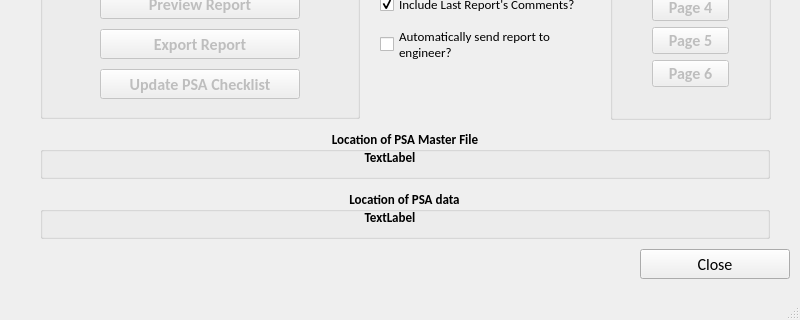
This is PSA_Home_Cal.ui in LintonRitchie/Scantech_Monthly_PSA_Report as Qt 5 draws it before an edit; both pictures show x 0 to 800 and y 280 to 600 of the 800 by 600 pixel window. The edited form follows.
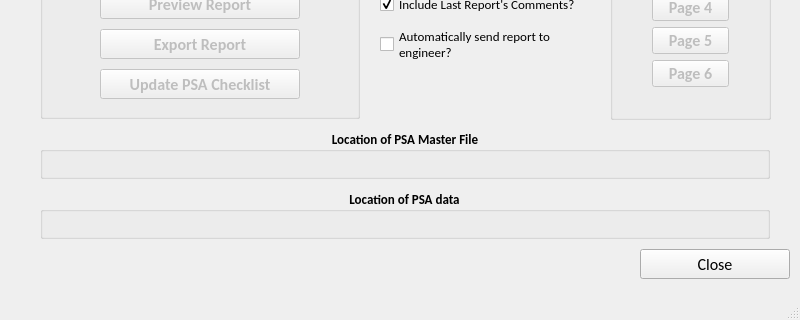
This is the edited form. Icons and pictures are not drawn.

The edit to the form file:
```diff
--- a/PSA_Home_Cal.ui
+++ b/PSA_Home_Cal.ui
@@ -333,7 +333,7 @@
       </rect>
      </property>
      <property name="text">
-      <string>TextLabel</string>
+      <string/>
      </property>
      <property name="alignment">
       <set>Qt::AlignCenter</set>
@@ -407,7 +407,7 @@
       </rect>
      </property>
      <property name="text">
-      <string>TextLabel</string>
+      <string/>
      </property>
      <property name="alignment">
       <set>Qt::AlignCenter</set>
```
Left out of the diff: 2 changed lines with no effect on the pictures.
